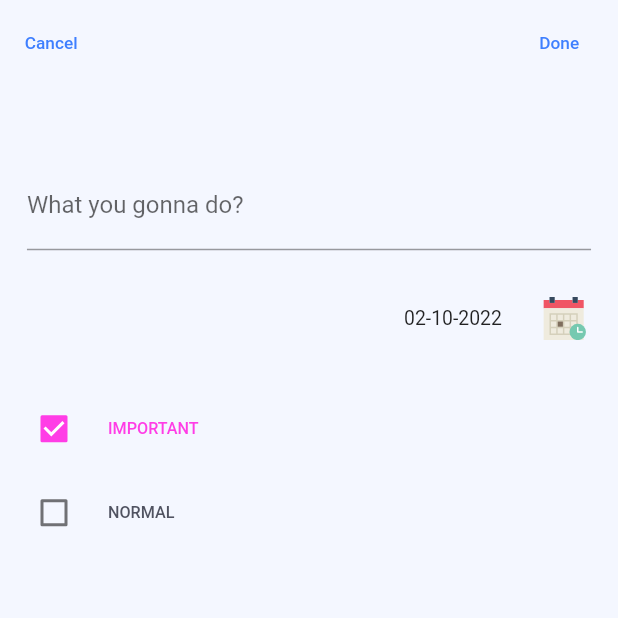
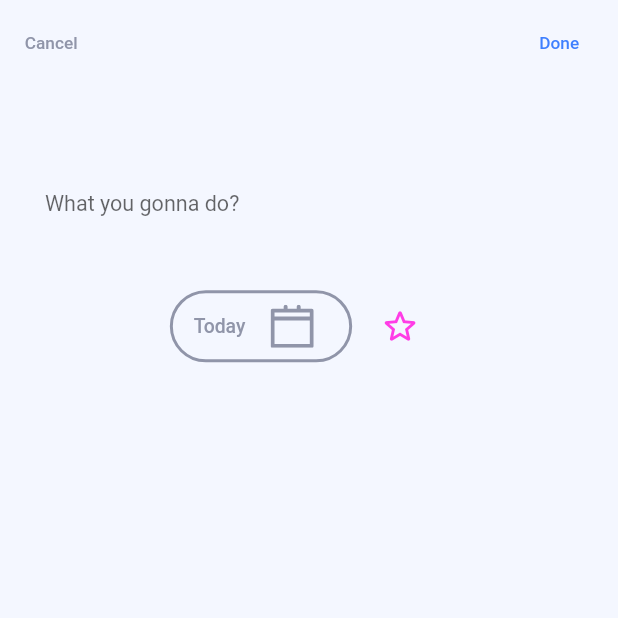
Before and after one commit to babigon1412/todo_list_flutter, a Flutter app: the FormPage screen opened directly, on a phone screen of 412 x 824 dp, the top half of it. Run offline on Flutter 3.47's test engine with Material 2 defaults, Android fonts, the phone set to English and light mode, and no system bars; our stand-ins replace flutter_svg; missing offline and left inert: dart:ffi.

Commit message:
Update UI

```diff
--- a/lib/pages/form_page.dart
+++ b/lib/pages/form_page.dart
@@ -1,3 +1,5 @@
+import 'dart:ffi';
+
 import 'package:flutter/material.dart';
 import 'package:flutter_svg/flutter_svg.dart';
 import 'package:intl/intl.dart';
@@ -16,10 +18,9 @@ class FormPage extends StatefulWidget {
 
 class _FormPageState extends State<FormPage> {
   final _formKey = GlobalKey<FormState>(); // Key for form widget
-  // For getting value from textField
-  final titleController = TextEditingController();
-  bool isImportant = true; // For important checkbox
-  bool isNormal = false; // For normal checkbox
+  final titleController =
+      TextEditingController(); // For getting value from textField
+  bool isImportant = false; // For important checkbox
   String pickerDate = DateFormat('dd-MM-yyyy').format(DateTime.now());
 
   void _DayPicker() {
@@ -45,6 +46,7 @@ class _FormPageState extends State<FormPage> {
         backgroundColor: Colors.transparent,
         elevation: 0,
         leadingWidth: Dimensions.ten * 9.5,
+
         // Cancel adding list
         leading: TextButton(
           onPressed: () {
@@ -54,9 +56,10 @@ class _FormPageState extends State<FormPage> {
           child: Text(
             'Cancel',
             style: TextStyle(
-                color: AppColors.blue, fontSize: Dimensions.ten * 1.6),
+                color: AppColors.blueGrey, fontSize: Dimensions.ten * 1.6),
           ),
         ),
+
         // Confirm adding list
         actions: [
           Padding(
@@ -67,7 +70,6 @@ class _FormPageState extends State<FormPage> {
                     Provider.of<TodosProvider>(context, listen: false);
 
                 if (_formKey.currentState!.validate()) {
-                  if (isImportant || isNormal) {
                   // For classification categories and count a members
                   // of categories
                   String isChecked = '';
@@ -90,17 +92,14 @@ class _FormPageState extends State<FormPage> {
                   provider.add(value);
 
                   titleController.text = '';
-                    isImportant = false;
-                    isNormal = false;
 
                   Navigator.pop(context);
-                  }
                 }
               },
               child: Text(
                 'Done',
                 style: TextStyle(
-                  color: AppColors.blue,
+                  color: isImportant ? AppColors.pink : AppColors.blue,
                   fontSize: Dimensions.ten * 1.6,
                 ),
               ),
@@ -112,23 +111,29 @@ class _FormPageState extends State<FormPage> {
         child: Container(
           height: Dimensions.screenHeight,
           color: AppColors.blueWhite,
-          child: Form(
-            key: _formKey,
-            child: Column(
-              mainAxisAlignment: MainAxisAlignment.start,
-              crossAxisAlignment: CrossAxisAlignment.start,
-              children: [
-                Container(
           padding: EdgeInsets.only(
             top: Dimensions.ten * 15,
             left: Dimensions.ten * 2.5,
             right: Dimensions.ten * 2.5,
           ),
-                  child: TextFormField(
+          child: Form(
+            key: _formKey,
+            child: Column(
+              mainAxisAlignment: MainAxisAlignment.start,
+              crossAxisAlignment: CrossAxisAlignment.center,
+              children: [
+                TextFormField(
                   controller: titleController,
-                    decoration: const InputDecoration(
-                      labelText: 'What you gonna do?',
+                  style: TextStyle(fontSize: Dimensions.ten * 2),
+                  decoration: InputDecoration(
+                    hintText: 'What you gonna do?',
+                    border: OutlineInputBorder(
+                      borderRadius: BorderRadius.circular(Dimensions.ten),
+                      borderSide: BorderSide.none,
                     ),
+                  ),
+                  cursorHeight: Dimensions.ten * 3,
+
                   // Validate values before add to list
                   validator: (value) {
                     if (value == null || value.isEmpty) {
@@ -137,72 +142,72 @@ class _FormPageState extends State<FormPage> {
                     return null;
                   },
                 ),
+                SizedBox(height: Dimensions.ten * 4),
+                Row(
+                  mainAxisAlignment: MainAxisAlignment.center,
+                  children: [
+                    OutlinedButton(
+                      onPressed: _DayPicker,
+                      style: OutlinedButton.styleFrom(
+                        shape: const StadiumBorder(),
+                        side: BorderSide(width: 2, color: AppColors.blueGrey),
                       ),
-                SizedBox(height: Dimensions.ten * 3),
-                Container(
-                  padding:
-                      EdgeInsets.symmetric(horizontal: Dimensions.ten * 1.6),
                       child: Row(
-                    mainAxisAlignment: MainAxisAlignment.end,
                         children: [
-                      Text(
+                          pickerDate ==
+                                  DateFormat('dd-MM-yyyy')
+                                      .format(DateTime.now())
+                                      .toString()
+                              ? Text(
+                                  'Today',
+                                  style: TextStyle(
+                                    fontSize: Dimensions.ten * 1.8,
+                                    color: AppColors.blueGrey,
+                                  ),
+                                )
+                              : Text(
                                   pickerDate,
                                   style: TextStyle(
                                     fontSize: Dimensions.ten * 1.8,
+                                    color: AppColors.blueGrey,
                                   ),
                                 ),
-                      SizedBox(width: Dimensions.ten * 2.5),
+                          SizedBox(width: Dimensions.ten * 1.0),
                           IconButton(
                             onPressed: _DayPicker,
                             icon: SvgPicture.asset(
-                          'assets/icons/calendar.svg',
+                              'assets/icons/calendar_3.svg',
                               height: Dimensions.ten * 4,
                               width: Dimensions.ten * 4,
+                              color: AppColors.blueGrey,
                             ),
                           ),
                         ],
                       ),
                     ),
-                SizedBox(height: Dimensions.ten * 3),
-                CheckboxListTile(
-                  title: Text(
-                    'IMPORTANT',
-                    style: TextStyle(
-                        color: isImportant ? AppColors.pink : AppColors.grey,
-                        fontWeight: FontWeight.w500,
-                        fontSize: Dimensions.ten * 1.5),
-                  ),
-                  value: isImportant,
-                  controlAffinity: ListTileControlAffinity.leading,
-                  onChanged: (value) {
+                    OutlinedButton(
+                      onPressed: () {
                         setState(() {
-                      isImportant = value!;
-                      isNormal = !isImportant;
+                          isImportant = !isImportant;
                         });
                       },
-                  activeColor: AppColors.pink,
-                  checkColor: Colors.white,
+                      style: OutlinedButton.styleFrom(
+                        shape: const StadiumBorder(),
+                        side: const BorderSide(
+                            width: 2, color: Colors.transparent),
                       ),
-                CheckboxListTile(
-                  title: Text(
-                    'NORMAL',
-                    style: TextStyle(
-                        color: isNormal ? AppColors.blue : AppColors.grey,
-                        fontWeight: FontWeight.w500,
-                        fontSize: Dimensions.ten * 1.5),
+                      child: isImportant
+                          ? Icon(
+                              Icons.star_rounded,
+                              size: Dimensions.ten * 4,
+                            )
+                          : Icon(
+                              Icons.star_border_rounded,
+                              size: Dimensions.ten * 4,
                             ),
-                  value: isNormal,
-                  controlAffinity: ListTileControlAffinity.leading,
-                  onChanged: (value) {
-                    setState(() {
-                      isNormal = value!;
-                      isImportant = !isNormal;
-                    });
-                  },
-                  activeColor: AppColors.blue,
-                  checkColor: Colors.white,
                     ),
-                SizedBox(height: Dimensions.ten * 5),
+                  ],
+                ),
               ],
             ),
           ),
--- a/lib/providers/todos_provider.dart
+++ b/lib/providers/todos_provider.dart
@@ -3,21 +3,18 @@ import 'package:todo_list_flutter/models/todos_model.dart';
 
 class TodosProvider with ChangeNotifier {
   List<TodosModel> todos = [
-    TodosModel(title: 'Sleep', category: '0', date: '22-05-2022'),
-    TodosModel(title: 'Wake up', category: '1', date: '22-05-2022'),
-    TodosModel(title: 'Having breakfast', category: '1', date: '22-05-2022'),
-    TodosModel(title: 'Meeting', category: '0', date: '22-05-2022'),
-    TodosModel(
-        title: 'Appointment with Mr.Kim', category: '0', date: '22-05-2022'),
-    TodosModel(title: 'Spa', category: '1', date: '22-05-2022'),
+    TodosModel(title: 'Spa', category: '0', date: '22-05-2022'),
+    TodosModel(title: 'Meeting', category: '1', date: '22-05-2022'),
+    TodosModel(title: 'Have a breakfast', category: '1', date: '22-05-2022'),
+    TodosModel(title: 'Wake up', category: '0', date: '22-05-2022'),
+    TodosModel(title: 'Sleep', category: '1', date: '22-05-2022'),
   ];
-  int normal = 3;
+  int normal = 2;
   int important = 3;
 
   List<TodosModel> getTodosList() => todos;
 
   // Used notifylisteners() to communicate with consumer
-
   void addNormal() {
     normal++;
     notifyListeners();
```
Also changed, not shown: lib/pages/home_page.dart (+35 -15 lines), assets/icons/calendar.svg, assets/icons/calendar_2.svg (added), assets/icons/calendar_3.svg (added), assets/icons/calendar_4.svg (added), assets/icons/calendar_5.svg (added), assets/icons/more.svg (added), assets/icons/notification.svg (added). Lines whose indentation alone changed are shown as unchanged.
